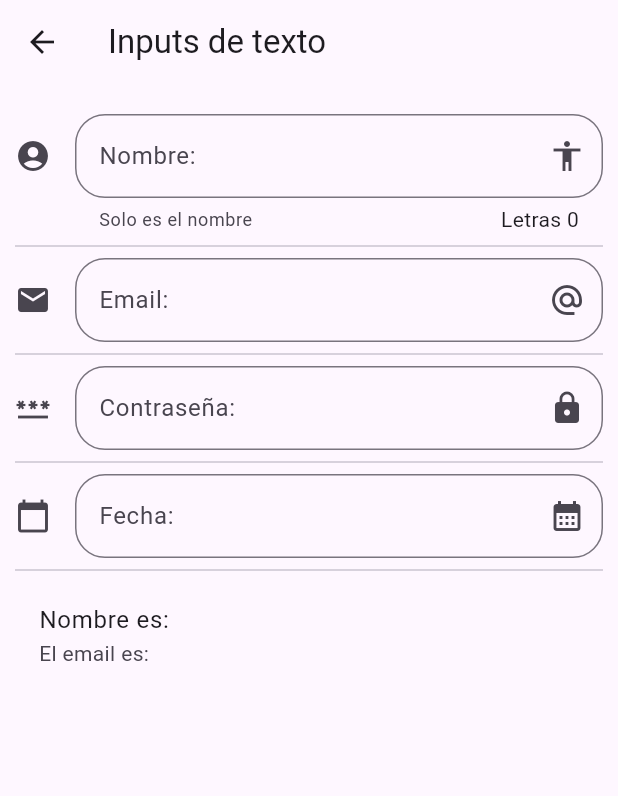
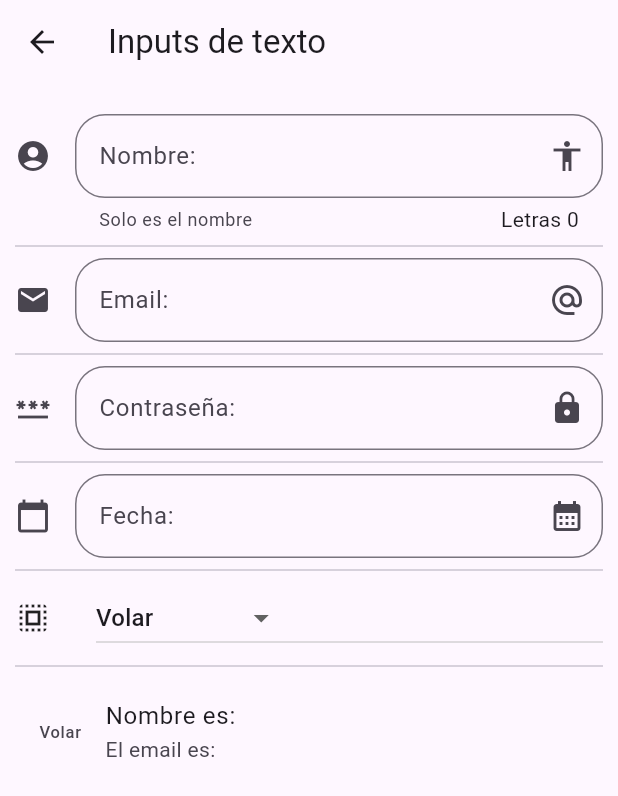
Before and after one commit to mrh-2003/Componentes, a Flutter app: the InputPage screen opened by its route, on a phone screen of 412 x 824 dp. Shown: the top 796 px of the screen. Run offline on Flutter 3.47's test engine with Material 3 defaults, Android fonts, the phone set to English and light mode, and no system bars; network calls fail.

```diff
--- a/lib/src/pages/avatar_page.dart
+++ b/lib/src/pages/avatar_page.dart
@@ -2,7 +2,7 @@ import 'package:flutter/material.dart';
 
 class AvatarPage extends StatelessWidget {
   const AvatarPage({super.key});
-
+  static final pageName = 'avatar';
   @override
   Widget build(BuildContext context) {
     return Scaffold(
--- a/lib/src/pages/input_page.dart
+++ b/lib/src/pages/input_page.dart
@@ -12,6 +12,8 @@ class _InputPageState extends State<InputPage> {
   String _email = "";
   String _password = "";
   String _fecha = "";
+  String _opcionSelect = "Volar";
+  List<String> _poderes = ['Volar', 'Rayos X', 'Supér fuerza', 'Super Aliento'];
 
   TextEditingController _inputFieldDateController = TextEditingController();
 
@@ -31,6 +33,8 @@ class _InputPageState extends State<InputPage> {
           _crearPassword(),
           const Divider(),
           _crearFecha(context),
+          const Divider(),
+          _crearDropdown(),
           const Divider(),
           _crearPersona()
         ],
@@ -67,7 +71,7 @@ class _InputPageState extends State<InputPage> {
     return ListTile(
       title: Text("Nombre es: $_nombre"),
       subtitle: Text("El email es: $_email $_password"),
-
+      leading: Text(_opcionSelect),
     );
   }
 
@@ -148,4 +152,37 @@ class _InputPageState extends State<InputPage> {
       });
     }
   }
+
+  List<DropdownMenuItem<String>> getOpcionesDropdown(){
+    List<DropdownMenuItem<String>> lista =[];
+    _poderes.forEach((poder) {
+      lista.add(
+        DropdownMenuItem(
+          value: poder,
+          child: Text(poder),
+        )
+      );
+     });
+     return lista;
+  }
+
+  Widget _crearDropdown() {
+    return Row(
+      children: [
+        const Icon(Icons.select_all),
+        const SizedBox(width: 30.0),
+        Expanded(
+          child: DropdownButton(
+            value: _opcionSelect,
+            items: getOpcionesDropdown(),
+            onChanged: (opt){
+              setState(() {
+                _opcionSelect = opt ?? "";
+              });
+            }
+          ),
+        ),
+      ],
+    );
+  }
 }
--- a/lib/src/routes/routes.dart
+++ b/lib/src/routes/routes.dart
@@ -4,15 +4,19 @@ import 'package:componentes/src/pages/avatar_page.dart';
 import 'package:componentes/src/pages/card_page.dart';
 import 'package:componentes/src/pages/home_page.dart';
 import 'package:componentes/src/pages/input_page.dart';
+import 'package:componentes/src/pages/listview_page.dart';
+import 'package:componentes/src/pages/slider_page.dart';
 import 'package:flutter/material.dart';
 
 Map<String, WidgetBuilder> getApplicationRoutes(){
   return {
         '/':(context) => const HomePage(),
         'alert':(context) => const AlertPage(),
-        'avatar':(context) => const AvatarPage(),
+        AvatarPage.pageName:(context) => const AvatarPage(),
         'card':(context) => const CardPage(),
         'animatedContainer':(context) => const AnimatedContainerPage(),
         'inputs':(context) => const InputPage(),
+        'slider':(context) => const SliderPage(),
+        'lists':(context) => const Listpage(),
       };
 }
--- a/lib/src/utils/icon_string_util.dart
+++ b/lib/src/utils/icon_string_util.dart
@@ -7,6 +7,10 @@ final _icons = <String, IconData>{
   'zoom_out': Icons.zoom_out,
   'donut_large': Icons.donut_large,
   'input': Icons.input,
+  'list': Icons.list,
+  'tune': Icons.tune,
+
+
 };
 
 Icon getIcon(String nombre){
```
Also changed, not shown: data/menu_opts.json (+11 -0 lines), lib/src/pages/listview_page.dart (added, +124 -0 lines), lib/src/pages/slider_page.dart (added, +89 -0 lines).
